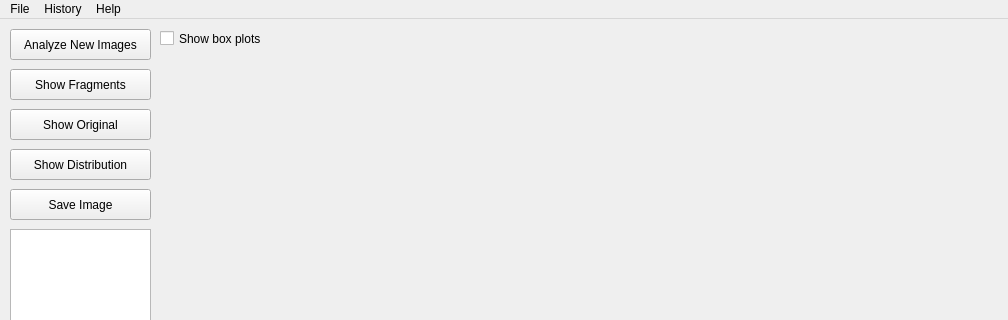
Old version of the form mainwindow.ui in the repository peterooch/DigiFerro; both pictures show x 0 to 1008 and y 0 to 320 of the 1008 by 700 pixel window.
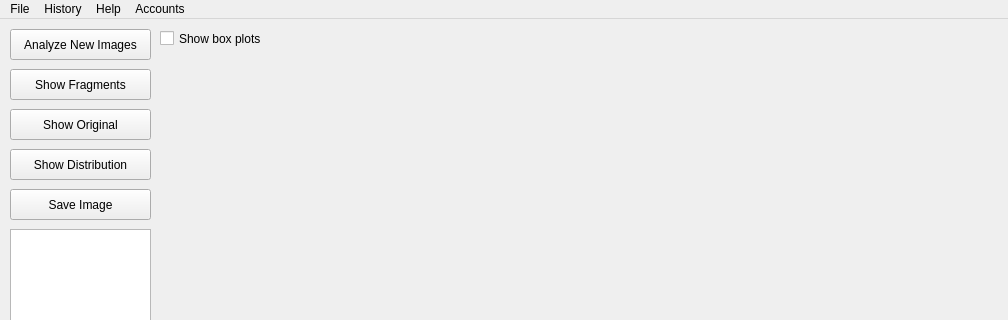
New version of the form.

Commit message: User Management

```diff
--- a/mainwindow.ui
+++ b/mainwindow.ui
@@ -170,7 +170,7 @@
      <x>0</x>
      <y>0</y>
      <width>1008</width>
-     <height>20</height>
+     <height>31</height>
     </rect>
    </property>
    <widget class="QMenu" name="menuMenu">
@@ -196,9 +196,18 @@
     <addaction name="separator"/>
     <addaction name="actionAbout"/>
    </widget>
+   <widget class="QMenu" name="menuUsers">
+    <property name="title">
+     <string>Accounts</string>
+    </property>
+    <addaction name="user_management"/>
+    <addaction name="create_new_account"/>
+    <addaction name="changepassword"/>
+   </widget>
    <addaction name="menuMenu"/>
    <addaction name="menuHistory"/>
    <addaction name="menuHelp"/>
+   <addaction name="menuUsers"/>
   </widget>
   <widget class="QStatusBar" name="statusbar"/>
   <action name="actionUpload_file">
```
Left out of the diff: 16 changed lines with no effect on the pictures. The commit also changes 5 other files.
